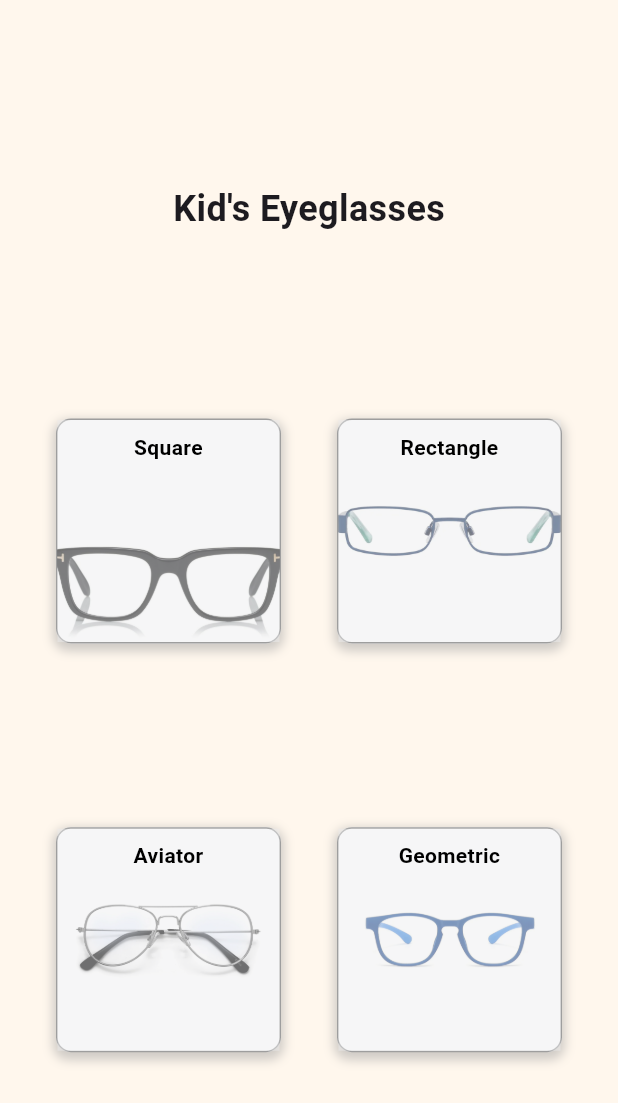
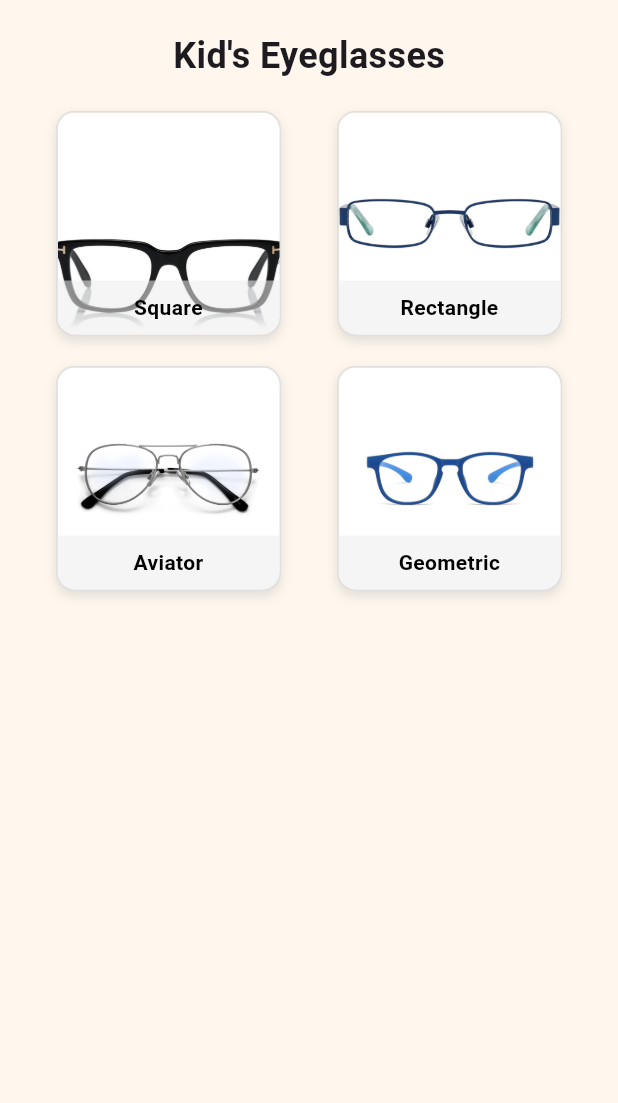
Before and after one commit to Swapnil0407/Lensify_Flutter_Firebase_Project, a Flutter app: the EyeglassKids screen opened by its route, on a phone screen of 412 x 824 dp. Shown: the top 1103 px of the screen. Run offline on Flutter 3.47's test engine with Material 3 defaults, Android fonts, the phone set to English and light mode, and no system bars; our stand-ins replace cloud_firestore, file_picker, firebase_auth, firebase_core, firebase_storage, sqflite; accounts and stored records are empty.

Commit message:
Fix screens, Firebase config, Play Store checklist

```diff
--- a/lib/Screens/EyeGlasses/EyglassesKids.dart
+++ b/lib/Screens/EyeGlasses/EyglassesKids.dart
@@ -1,14 +1,14 @@
-import"package:flutter/material.dart";
-
+import 'package:flutter/material.dart';
+import 'package:lensify/Screens/shared/product_controller.dart';
 import '../ShapeProductsScreen.dart';
 
-class EyeglassKids extends StatefulWidget{
+class EyeglassKids extends StatefulWidget {
   const EyeglassKids({super.key});
+  @override
+  State<EyeglassKids> createState() => _EyeglassKidsState();
+}
 
-  @override
-  State<EyeglassKids> createState()=> _EyeglassKidsState();
-}
-class _EyeglassKidsState extends State<EyeglassKids>{
+class _EyeglassKidsState extends State<EyeglassKids> {
   void _openShape(String shape) {
     Navigator.push(
       context,
@@ -21,165 +21,135 @@
       ),
     );
   }
-  @override
-  Widget build(BuildContext context){
-    return Scaffold(
-      backgroundColor: Color(0xFFFFF7ED),
-      body:Column(
-        mainAxisAlignment:MainAxisAlignment.spaceEvenly,
-        children: [
-          Row(
-            mainAxisAlignment:MainAxisAlignment.center,
-            children:[
-              Text("Kid's Eyeglasses",style:TextStyle(fontSize:24,fontWeight:FontWeight.bold),)
-            ]
-          ),
-          Row(
-            mainAxisAlignment:MainAxisAlignment.spaceEvenly,
-            children:[
-              InkWell(
-                onTap: () => _openShape("Square"),
+
+  Widget _shapeCard({
+    required String title,
+    required String imagePath,
+    required VoidCallback onTap,
+  }) {
+    return InkWell(
+      borderRadius: BorderRadius.circular(12),
+      onTap: onTap,
       child: Container(
-                  height:150,
-                  width:150,
-                  decoration:BoxDecoration(
-                    border:Border.all(color:Colors.grey),
-                    borderRadius:BorderRadius.circular(10),
-                    boxShadow:[
+        height: 150,
+        width: 150,
+        decoration: BoxDecoration(
+          border: Border.all(color: Colors.grey.shade300),
+          borderRadius: BorderRadius.circular(12),
+          boxShadow: [
             BoxShadow(
-                        color:Colors.grey.withOpacity(0.5),
-                        spreadRadius:2,
-                        blurRadius:5,
-                        offset:Offset(0,3)
+              color: Colors.grey.withOpacity(0.3),
+              blurRadius: 6,
+              offset: const Offset(0, 3),
             )
           ],
-                    image:DecorationImage(image:  AssetImage("assets/images/Frame/SunKidsSquare.jpg"),fit:BoxFit.cover,alignment:Alignment.bottomCenter)
         ),
-                  child: Container(
+        child: Stack(
+          alignment: Alignment.bottomCenter,
+          children: [
+            ClipRRect(
+              borderRadius: BorderRadius.circular(12),
+              child: Image.asset(
+                imagePath,
+                fit: BoxFit.cover,
+                width: double.infinity,
+                height: double.infinity,
+              ),
+            ),
+            Container(
               width: double.infinity,
               padding: const EdgeInsets.symmetric(vertical: 8),
-                          color: const Color.fromARGB(120, 236, 236, 237),
-                          child: const Text(
-                            "Square",
-                            textAlign: TextAlign.center,
-                            style: TextStyle(
-                              color: Colors.black,
-                              fontWeight: FontWeight.w600,
+              decoration: const BoxDecoration(
+                color: Color.fromARGB(140, 236, 236, 237),
+                borderRadius: BorderRadius.vertical(
+                  bottom: Radius.circular(12),
                 ),
               ),
-                        )
+              child: Text(
+                title,
+                textAlign: TextAlign.center,
+                style: const TextStyle(
+                  fontWeight: FontWeight.w600,
+                  color: Colors.black,
                 ),
               ),
-              InkWell(
-                onTap: () => _openShape("Rectangle"),
-                child: Container(
-                  height:150,
-                  width:150,
-                  decoration:BoxDecoration(
-                    border:Border.all(color:Colors.grey),
-                    borderRadius:BorderRadius.circular(10),
-                    boxShadow:[
-                      BoxShadow(
-                        color:Colors.grey.withOpacity(0.5),
-                        spreadRadius:2,
-                        blurRadius:5,
-                        offset:Offset(0,3)
-                      )
+            ),
           ],
-                    image:DecorationImage(image:  AssetImage("assets/images/Frame/SunKidsRectangle.jpg"),fit:BoxFit.cover,alignment:Alignment.bottomCenter,)
-                  ),
-                  child: Container(
-                          width: double.infinity,
-                          padding: const EdgeInsets.symmetric(vertical: 8),
-                          color: const Color.fromARGB(120, 236, 236, 237),
-                          child: const Text(
-                            "Rectangle",
-                            textAlign: TextAlign.center,
-                            style: TextStyle(
-                              color: Colors.black,
-                              fontWeight: FontWeight.w600,
         ),
       ),
-                        )
-                ),
-              )
-            ]
-          ),
-          Row(
-            mainAxisAlignment:MainAxisAlignment.spaceEvenly,
-            children:[
-              InkWell(
-                onTap: () => _openShape("Aviator"),
-                child: Container(
-                  height:150,
-                  width:150,
-                  decoration:BoxDecoration(
-                    border:Border.all(color:Colors.grey),
-                    borderRadius:BorderRadius.circular(10),
-                    boxShadow:[
-                      BoxShadow(
-                        color:Colors.grey.withOpacity(0.5),
-                        spreadRadius:2,
-                        blurRadius:5,
-                        offset:Offset(0,3)
-                      )
-                    ],
-                    image:DecorationImage(image:  AssetImage("assets/images/Frame/SunKidsAviator.jpg"),fit:BoxFit.cover,alignment:Alignment.bottomCenter,)
-                  ),
-                  child: Container(
-                          width: double.infinity,
-                          padding: const EdgeInsets.symmetric(vertical: 8),
-                          color: const Color.fromARGB(120, 236, 236, 237),
-                          child: const Text(
-                            "Aviator",
-                            textAlign: TextAlign.center,
+    );
+  }
+
+  @override
+  Widget build(BuildContext context) {
+    final products = ProductScope.of(context);
+
+    return Scaffold(
+      backgroundColor: const Color(0xFFFFF7ED),
+      body: SafeArea(
+        child: AnimatedBuilder(
+          animation: products,
+          builder: (context, _) {
+            if (!products.loadedFromDb) {
+              return const Center(child: CircularProgressIndicator());
+            }
+
+            return SingleChildScrollView(
+              padding: const EdgeInsets.symmetric(vertical: 20),
+              child: Column(
+                children: [
+                  const Text(
+                    "Kid's Eyeglasses",
                     style: TextStyle(
-                              color: Colors.black,
-                              fontWeight: FontWeight.w600,
+                      fontSize: 24,
+                      fontWeight: FontWeight.bold,
                     ),
                   ),
-                        )
+                  const SizedBox(height: 20),
+
+                  Row(
+                    mainAxisAlignment: MainAxisAlignment.spaceEvenly,
+                    children: [
+                      _shapeCard(
+                        title: "Square",
+                        imagePath:
+                            "assets/images/Frame/SunKidsSquare.jpg",
+                        onTap: () => _openShape("Square"),
+                      ),
+                      _shapeCard(
+                        title: "Rectangle",
+                        imagePath:
+                            "assets/images/Frame/SunKidsRectangle.jpg",
+                        onTap: () => _openShape("Rectangle"),
+                      ),
+                    ],
+                  ),
+
+                  const SizedBox(height: 20),
+
+                  Row(
+                    mainAxisAlignment: MainAxisAlignment.spaceEvenly,
+                    children: [
+                      _shapeCard(
+                        title: "Aviator",
+                        imagePath:
+                            "assets/images/Frame/SunKidsAviator.jpg",
+                        onTap: () => _openShape("Aviator"),
+                      ),
+                      _shapeCard(
+                        title: "Geometric",
+                        imagePath:
+                            "assets/images/Frame/SunKidsGeometric.jpg",
+                        onTap: () => _openShape("Geometric"),
+                      ),
+                    ],
+                  ),
+                ],
+              ),
+            );
+          },
         ),
       ),
-              InkWell(
-                onTap: () => _openShape("Geometric"),
-                child: Container(
-                  height:150,
-                  width:150,
-                  decoration:BoxDecoration(
-                    border:Border.all(color:Colors.grey),
-                    borderRadius:BorderRadius.circular(10),
-                    boxShadow:[
-                      BoxShadow(
-                        color:Colors.grey.withOpacity(0.5),
-                        spreadRadius:2,
-                        blurRadius:5,
-                        offset:Offset(0,3)
-                      )
-                    ],
-                    image:DecorationImage(image:  AssetImage("assets/images/Frame/SunKidsGeometric.jpg"),fit:BoxFit.cover,alignment:Alignment.bottomCenter,)
-                  ),
-                  child: Container(
-                          width: double.infinity,
-                          padding: const EdgeInsets.symmetric(vertical: 8),
-                          color: const Color.fromARGB(120, 236, 236, 237),
-                          child: const Text(
-                            "Geometric",
-                            textAlign: TextAlign.center,
-                            style: TextStyle(
-                              color: Colors.black,
-                              fontWeight: FontWeight.w600,
-                            ),
-                          ),
-                        )
-                ),
-              )
-            ]
-          ),
-
-        ],
-      )
-
     );
   }
 }
--- a/lib/Screens/MainNavScreen.dart
+++ b/lib/Screens/MainNavScreen.dart
@@ -1,7 +1,7 @@
 import 'package:flutter/material.dart';
 
+import 'HomeScreen.dart';
 import 'CartScreen.dart';
-import 'HomeScreen.dart';
 import 'OrdersScreen.dart';
 import 'ProfileScreen.dart';
 
@@ -49,11 +49,11 @@
       child: Scaffold(
         body: IndexedStack(
           index: _index,
-          children: const [
-            homeScreen(),
-            OrdersScreen(),
-            CartScreen(),
-            ProfileScreen(),
+          children: [
+            const homeScreen(),
+            const OrdersScreen(),
+            const CartScreen(),
+            const ProfileScreen(),
           ],
         ),
         bottomNavigationBar: BottomNavigationBar(
--- a/lib/Screens/OrdersScreen.dart
+++ b/lib/Screens/OrdersScreen.dart
@@ -50,7 +50,7 @@
                   items: inProgress,
                   emptyText: 'No orders in progress',
                   subtitleBuilder: (o) =>
-                      '${_etaText(o.eta)} • Ordered ${_formatDate(o.orderedAt)}',
+                      '${_etaText(o.eta)} \u2022 Ordered ${_formatDate(o.orderedAt)}',
                   trailingBuilder: (o) => const _OrderStatusChip(text: 'In Progress'),
                   detailsBuilder: (o) => _OrderTimingDetails(eta: o.eta),
                 ),
--- a/lib/Screens/ProfileScreen.dart
+++ b/lib/Screens/ProfileScreen.dart
@@ -4,10 +4,10 @@
 import 'SellerAddProductScreen.dart';
 import 'BuyerAddressScreen.dart';
 import 'AboutUsScreen.dart';
+import 'MainNavScreen.dart';
+import 'ProductDetailsScreen.dart';
 import 'shared/product_controller.dart';
 import 'shared/product_image.dart';
-import 'ProductDetailsScreen.dart';
-import 'MainNavScreen.dart';
 import 'shared/profile_mode_controller.dart';
 
 class ProfileScreen extends StatefulWidget {
--- a/lib/Screens/shared/order_controller.dart
+++ b/lib/Screens/shared/order_controller.dart
@@ -1,5 +1,5 @@
 import 'package:flutter/material.dart';
-import 'package:lenscart/Screens/PurchaseSheets/shared/frame_product.dart';
+import 'package:lensify/Screens/PurchaseSheets/shared/frame_product.dart';
 
 class OrderItem {
   final String id;
--- a/lib/db/seller_product_repo.dart
+++ b/lib/db/seller_product_repo.dart
@@ -2,7 +2,7 @@
 
 import '../Screens/PurchaseSheets/shared/frame_product.dart';
 import '../models/seller_product.dart';
-import 'package:lenscart/db/app_db.dart';
+import 'package:lensify/db/app_db.dart';
 
 class SellerProductRepo {
   const SellerProductRepo();
--- a/pubspec.yaml
+++ b/pubspec.yaml
@@ -1,4 +1,4 @@
-name: lenscart
+name: lensify
 description: "A new Flutter project."
 publish_to: 'none'
 version: 0.1.0
```
Also changed, not shown: lib/main.dart (+15 -15 lines), lib/firebase_options.dart, 19 other files. Lines whose indentation alone changed are shown as unchanged.
